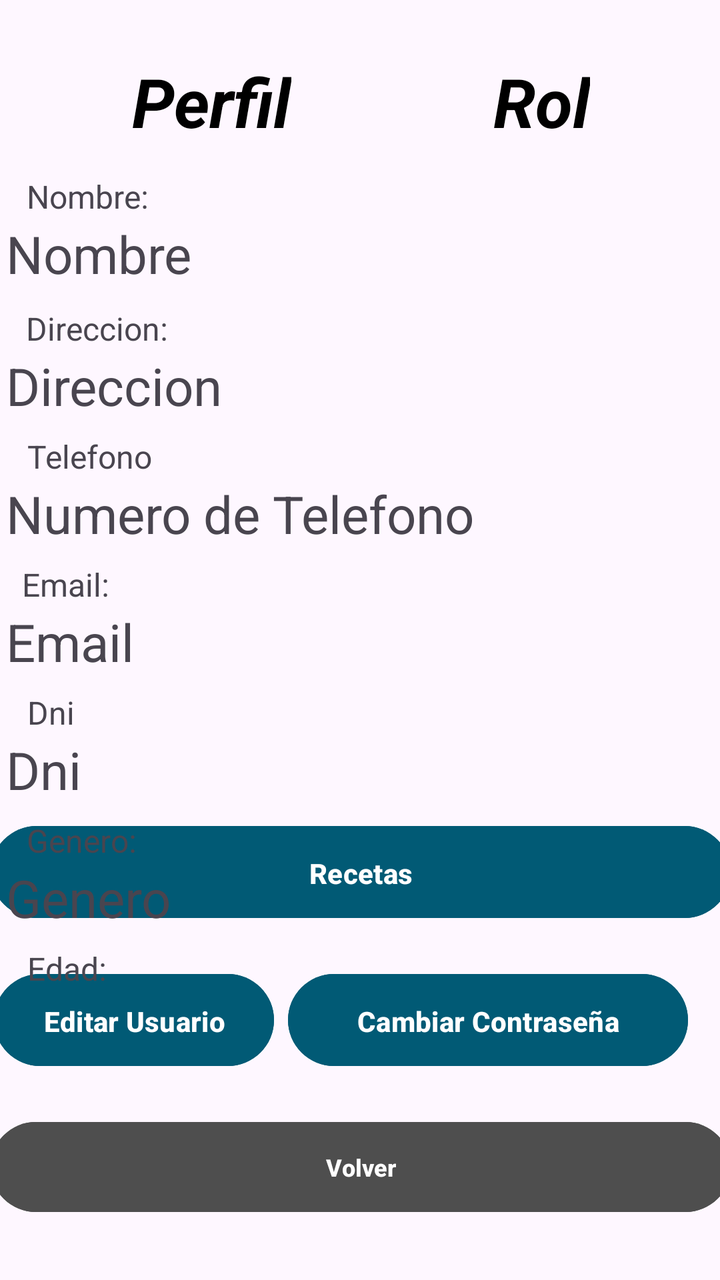
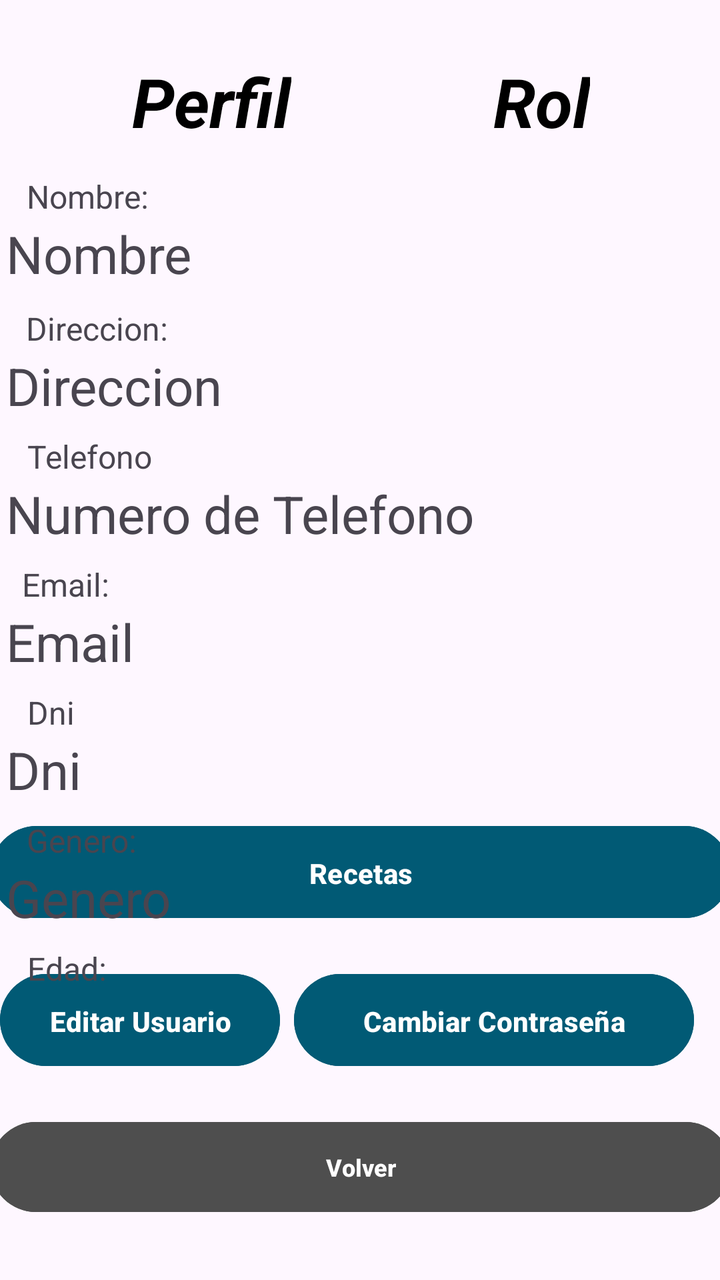

The first picture is an Android layout as it rendered before a commit; the second is the same layout after the commit. The layout source and the unified diff follow.
<!-- AndroidManifest.xml: application theme Theme.MobilesVC -->
<!-- res/layout/user_view.xml -->
<?xml version="1.0" encoding="utf-8"?>
<androidx.constraintlayout.widget.ConstraintLayout xmlns:android="http://schemas.android.com/apk/res/android"
    xmlns:app="http://schemas.android.com/apk/res-auto"
    xmlns:tools="http://schemas.android.com/tools"
    android:layout_width="match_parent"
    android:layout_height="match_parent">

    <androidx.constraintlayout.widget.ConstraintLayout
        android:layout_width="match_parent"
        android:layout_height="match_parent"
        tools:layout_editor_absoluteX="-40dp"
        tools:layout_editor_absoluteY="0dp">

        <Button
            android:id="@+id/vToRecetas"
            android:layout_width="370dp"
            android:layout_height="54dp"
            android:layout_marginBottom="20dp"
            android:backgroundTint="#015A75"
            android:paddingVertical="14dp"
            android:text="Recetas"
            android:textStyle="bold"
            app:layout_constraintBottom_toTopOf="@+id/vToEditPass"
            app:layout_constraintEnd_toEndOf="parent"
            app:layout_constraintStart_toStartOf="parent" />

        <Button
            android:id="@+id/vToEditPass"
            android:layout_width="200dp"
            android:layout_height="54dp"
            android:layout_marginEnd="16dp"
            android:layout_marginBottom="20dp"
            android:backgroundTint="#015A75"
            android:paddingVertical="14dp"
            android:text="Cambiar Contraseña"
            android:textStyle="bold"
            app:layout_constraintBottom_toTopOf="@+id/vVolverPerfil"
            app:layout_constraintEnd_toEndOf="parent" />

        <TextView
            android:id="@+id/textView70"
            android:layout_width="wrap_content"
            android:layout_height="wrap_content"
            android:layout_marginTop="28dp"
            android:layout_marginEnd="35dp"
            android:fontFamily="sans-serif"
            android:text="Perfil"
            android:textColor="#000000"
            android:textSize="34sp"
            android:textStyle="bold|italic"
            app:layout_constraintEnd_toStartOf="@+id/textRol"
            app:layout_constraintStart_toStartOf="parent"
            app:layout_constraintTop_toTopOf="parent"
            tools:textSize="26sp" />

        <TextView
            android:id="@+id/vEdad"
            android:layout_width="364dp"
            android:layout_height="50dp"
            android:layout_marginStart="10dp"
            android:layout_marginTop="14dp"
            android:text="Edad"
            android:textSize="26sp"
            app:layout_constraintEnd_toEndOf="parent"
            app:layout_constraintHorizontal_bias="0.5"
            app:layout_constraintStart_toStartOf="parent"
            app:layout_constraintTop_toBottomOf="@+id/vGenero" />

        <TextView
            android:id="@+id/vGenero"
            android:layout_width="364dp"
            android:layout_height="50dp"
            android:layout_marginStart="10dp"
            android:layout_marginTop="14dp"
            android:text="Genero"
            android:textSize="26sp"
            app:layout_constraintEnd_toEndOf="parent"
            app:layout_constraintHorizontal_bias="0.50"
            app:layout_constraintStart_toStartOf="parent"
            app:layout_constraintTop_toBottomOf="@+id/vDni" />

        <TextView
            android:id="@+id/vDni"
            android:layout_width="364dp"
            android:layout_height="50dp"
            android:layout_marginStart="10dp"
            android:layout_marginTop="14dp"
            android:text="Dni"
            android:textSize="26sp"
            app:layout_constraintEnd_toEndOf="parent"
            app:layout_constraintHorizontal_bias="0.50"
            app:layout_constraintStart_toStartOf="parent"
            app:layout_constraintTop_toBottomOf="@+id/vEmail" />

        <TextView
            android:id="@+id/vEmail"
            android:layout_width="364dp"
            android:layout_height="50dp"
            android:layout_marginStart="10dp"
            android:layout_marginTop="14dp"
            android:text="Email"
            android:textSize="26sp"
            app:layout_constraintEnd_toEndOf="parent"
            app:layout_constraintHorizontal_bias="0.50"
            app:layout_constraintStart_toStartOf="parent"
            app:layout_constraintTop_toBottomOf="@+id/vTelefono" />

        <TextView
            android:id="@+id/vTelefono"
            android:layout_width="364dp"
            android:layout_height="50dp"
            android:layout_marginStart="10dp"
            android:layout_marginTop="14dp"
            android:text="Numero de Telefono"
            android:textSize="26sp"
            app:layout_constraintEnd_toEndOf="parent"
            app:layout_constraintHorizontal_bias="0.50"
            app:layout_constraintStart_toStartOf="parent"
            app:layout_constraintTop_toBottomOf="@+id/vDireccion" />

        <TextView
            android:id="@+id/vDireccion"
            android:layout_width="364dp"
            android:layout_height="50dp"
            android:layout_marginStart="10dp"
            android:layout_marginTop="16dp"
            android:text="Direccion"
            android:textSize="26sp"
            app:layout_constraintEnd_toEndOf="parent"
            app:layout_constraintHorizontal_bias="0.50"
            app:layout_constraintStart_toStartOf="parent"
            app:layout_constraintTop_toBottomOf="@+id/vNombre" />

        <Button
            android:id="@+id/vToEditUsuario"
            android:layout_width="140dp"
            android:layout_height="54dp"
            android:layout_marginStart="20dp"
            android:layout_marginEnd="31dp"
            android:layout_marginBottom="20dp"
            android:backgroundTint="#015A75"
            android:paddingVertical="14dp"
            android:text="Editar Usuario"
            android:textStyle="bold"
            app:layout_constraintBottom_toTopOf="@+id/vVolverPerfil"
            app:layout_constraintEnd_toStartOf="@+id/vToEditPass"
            app:layout_constraintStart_toStartOf="parent" />

        <TextView
            android:id="@+id/textRol"
            android:layout_width="wrap_content"
            android:layout_height="wrap_content"
            android:layout_marginTop="28dp"
            android:layout_marginEnd="65dp"
            android:fontFamily="sans-serif"
            android:text="Rol"
            android:textColor="#000000"
            android:textSize="34sp"
            android:textStyle="bold|italic"
            app:layout_constraintEnd_toEndOf="parent"
            app:layout_constraintTop_toTopOf="parent"
            tools:textSize="26sp" />

        <Button
            android:id="@+id/vVolverPerfil"
            android:layout_width="370dp"
            android:layout_height="53dp"
            android:layout_marginHorizontal="24dp"
            android:layout_marginStart="13dp"
            android:layout_marginEnd="13dp"
            android:layout_marginBottom="30dp"
            android:backgroundTint="#4E4E4E"
            android:paddingVertical="10dp"
            android:text="Volver"
            android:textSize="12sp"
            android:textStyle="bold"
            android:visibility="visible"
            app:layout_constraintBottom_toBottomOf="parent"
            app:layout_constraintEnd_toEndOf="parent"
            app:layout_constraintStart_toStartOf="parent" />

        <TextView
            android:id="@+id/vNombre"
            android:layout_width="364dp"
            android:layout_height="50dp"
            android:layout_marginStart="10dp"
            android:layout_marginTop="36dp"
            android:text="Nombre"
            android:textSize="26sp"
            app:layout_constraintEnd_toEndOf="parent"
            app:layout_constraintStart_toStartOf="parent"
            app:layout_constraintTop_toBottomOf="@+id/textRol" />

        <TextView
            android:id="@+id/textView14"
            android:layout_width="65dp"
            android:layout_height="22dp"
            android:text="Nombre:"
            android:textSize="16sp"
            app:layout_constraintBottom_toTopOf="@+id/vNombre"
            app:layout_constraintEnd_toEndOf="parent"
            app:layout_constraintHorizontal_bias="0.045"
            app:layout_constraintStart_toStartOf="parent"
            app:layout_constraintTop_toTopOf="parent"
            app:layout_constraintVertical_bias="1.0" />

        <TextView
            android:id="@+id/textView16"
            android:layout_width="75dp"
            android:layout_height="22dp"
            android:text="Direccion:"
            android:textSize="16sp"
            app:layout_constraintBottom_toTopOf="@+id/vDireccion"
            app:layout_constraintEnd_toEndOf="parent"
            app:layout_constraintHorizontal_bias="0.046"
            app:layout_constraintStart_toStartOf="parent"
            app:layout_constraintTop_toTopOf="parent"
            app:layout_constraintVertical_bias="1.0" />

        <TextView
            android:id="@+id/textView17"
            android:layout_width="66dp"
            android:layout_height="22dp"
            android:text="Telefono:"
            android:textSize="16sp"
            app:layout_constraintBottom_toTopOf="@+id/vTelefono"
            app:layout_constraintEnd_toEndOf="parent"
            app:layout_constraintHorizontal_bias="0.046"
            app:layout_constraintStart_toStartOf="parent"
            app:layout_constraintTop_toTopOf="parent"
            app:layout_constraintVertical_bias="1.0" />

        <TextView
            android:id="@+id/textView18"
            android:layout_width="50dp"
            android:layout_height="22dp"
            android:text="Email:"
            android:textSize="16sp"
            app:layout_constraintBottom_toTopOf="@+id/vEmail"
            app:layout_constraintEnd_toEndOf="parent"
            app:layout_constraintHorizontal_bias="0.036"
            app:layout_constraintStart_toStartOf="parent"
            app:layout_constraintTop_toTopOf="parent"
            app:layout_constraintVertical_bias="1.0" />

        <TextView
            android:id="@+id/textView19"
            android:layout_width="27dp"
            android:layout_height="22dp"
            android:text="Dni:"
            android:textSize="16sp"
            app:layout_constraintBottom_toTopOf="@+id/vDni"
            app:layout_constraintEnd_toEndOf="parent"
            app:layout_constraintHorizontal_bias="0.041"
            app:layout_constraintStart_toStartOf="parent"
            app:layout_constraintTop_toTopOf="parent"
            app:layout_constraintVertical_bias="1.0" />

        <TextView
            android:id="@+id/textView20"
            android:layout_width="55dp"
            android:layout_height="22dp"
            android:text="Genero:"
            android:textSize="16sp"
            app:layout_constraintBottom_toTopOf="@+id/vGenero"
            app:layout_constraintEnd_toEndOf="parent"
            app:layout_constraintHorizontal_bias="0.044"
            app:layout_constraintStart_toStartOf="parent"
            app:layout_constraintTop_toTopOf="parent"
            app:layout_constraintVertical_bias="1.0" />

        <TextView
            android:id="@+id/textView21"
            android:layout_width="40dp"
            android:layout_height="22dp"
            android:text="Edad:"
            android:textSize="16sp"
            app:layout_constraintBottom_toTopOf="@+id/vEdad"
            app:layout_constraintEnd_toEndOf="parent"
            app:layout_constraintHorizontal_bias="0.043"
            app:layout_constraintStart_toStartOf="parent"
            app:layout_constraintTop_toTopOf="parent"
            app:layout_constraintVertical_bias="1.0" />
    </androidx.constraintlayout.widget.ConstraintLayout>

</androidx.constraintlayout.widget.ConstraintLayout>
<!-- resources referenced by this layout -->
<resources>
  <style name="Theme.MobilesVC" parent="Base.Theme.MobilesVC" />
  <style name="Base.Theme.MobilesVC" parent="Theme.Material3.DayNight.NoActionBar">
          
          
      </style>
</resources>

<!-- the commit's change to res/layout/user_view.xml (unified diff, before → after) -->
@@ -28,7 +28,7 @@
             android:id="@+id/vToEditPass"
             android:layout_width="200dp"
             android:layout_height="54dp"
-            android:layout_marginEnd="16dp"
+            android:layout_marginEnd="13dp"
             android:layout_marginBottom="20dp"
             android:backgroundTint="#015A75"
             android:paddingVertical="14dp"
@@ -135,8 +135,8 @@
             android:id="@+id/vToEditUsuario"
             android:layout_width="140dp"
             android:layout_height="54dp"
-            android:layout_marginStart="20dp"
-            android:layout_marginEnd="31dp"
+            android:layout_marginStart="13dp"
+            android:layout_marginEnd="20dp"
             android:layout_marginBottom="20dp"
             android:backgroundTint="#015A75"
             android:paddingVertical="14dp"
